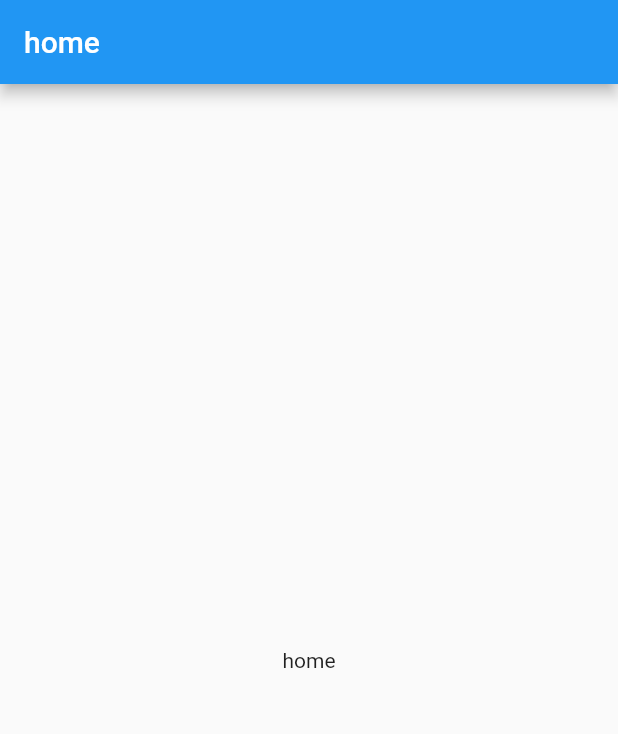
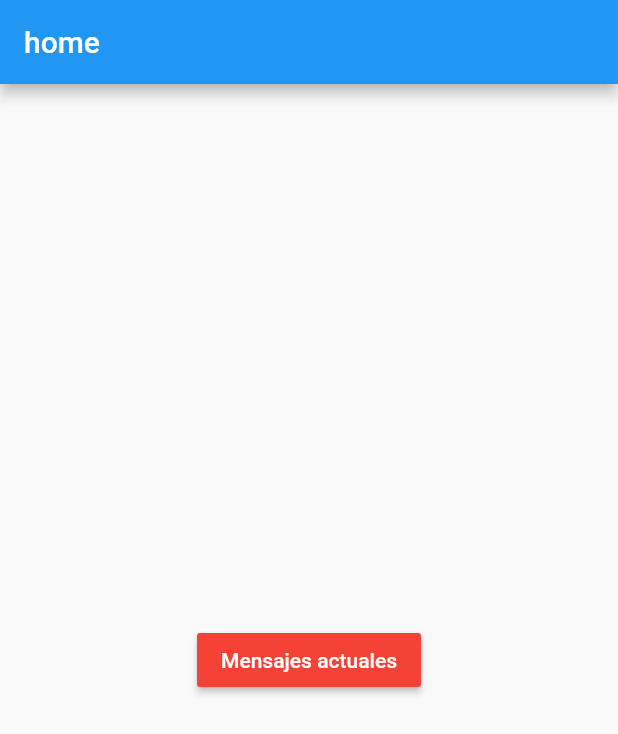
Before and after one commit to Dread-9/Notificaccion-Flutter, a Flutter app: the screen it shows after launch, on a phone screen of 412 x 824 dp. Shown: the top 734 px of the screen. Run offline on Flutter 3.47's test engine with Material 2 defaults, Android fonts, the phone set to English and light mode, and no system bars; our stand-ins replace firebase_core, firebase_messaging; accounts and stored records are empty.

Commit message:
final noti

```diff
--- a/lib/main.dart
+++ b/lib/main.dart
@@ -15,18 +15,20 @@ class MyApp extends StatefulWidget {
 }
 
 class _MyAppState extends State<MyApp> {
+  GlobalKey<NavigatorState> navigator = new GlobalKey<NavigatorState>();
   @override
   void initState() {
     super.initState();
-
-    notificaccion.messageStream.listen((message) {
-      print('Mi aplicaccion $message');
+    notificaccion.messageStream.listen((data) {
+      print(data);
+      navigator.currentState!.pushNamed('message', arguments: data);
     });
   }
 
   Widget build(BuildContext context) {
     return MaterialApp(
       debugShowCheckedModeBanner: false,
+      navigatorKey: navigator,
       title: 'Material app',
       initialRoute: 'home',
       routes: {'home': (_) => home(), 'message': (_) => message()},
--- a/lib/screen/home.dart
+++ b/lib/screen/home.dart
@@ -1,4 +1,5 @@
 import 'package:flutter/material.dart';
+import 'package:flutter_application_2/screen/message.dart';
 
 class home extends StatelessWidget {
   @override
@@ -7,8 +8,15 @@ class home extends StatelessWidget {
       appBar: AppBar(
         title: const Text('home'),
       ),
-      body: const Center(
-        child: Text('home'),
+      body: Center(
+        child: RaisedButton(
+            color: Colors.red,
+            textColor: Colors.white,
+            child: Text("Mensajes actuales"),
+            onPressed: () {
+              Navigator.push(
+                  context, MaterialPageRoute(builder: (context) => message()));
+            }),
       ),
     );
   }
--- a/lib/screen/message.dart
+++ b/lib/screen/message.dart
@@ -3,6 +3,8 @@ import 'package:flutter/material.dart';
 class message extends StatelessWidget {
   @override
   Widget build(BuildContext context) {
+    final routeArgs = ModalRoute.of(context)!.settings.arguments;
+
     return Scaffold(
       appBar: AppBar(
         title: const Text('message'),
--- a/lib/service/notificacion.dart
+++ b/lib/service/notificacion.dart
@@ -1,5 +1,4 @@
 import 'dart:async';
-import 'dart:convert';
 
 import 'package:firebase_core/firebase_core.dart';
 import 'package:firebase_messaging/firebase_messaging.dart';
```
